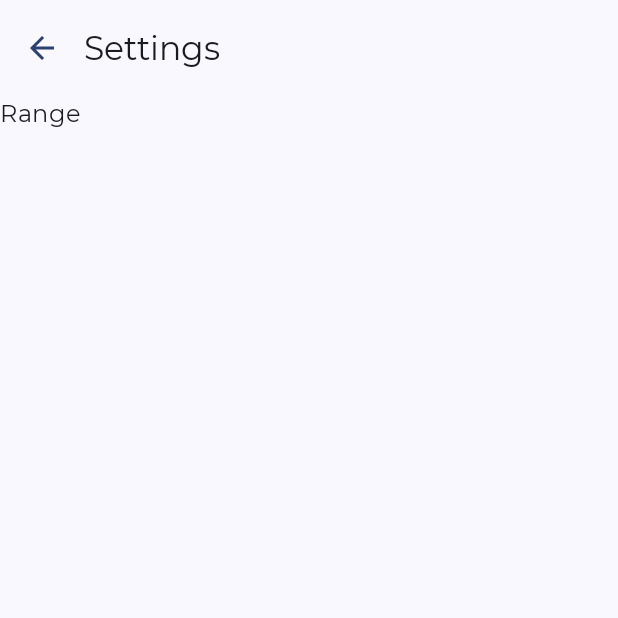
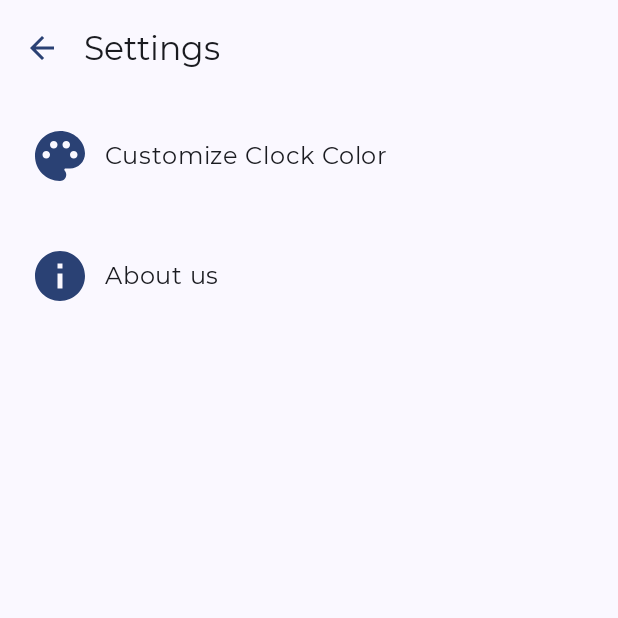
Before and after one commit to Elisszta/android_project, an Android app built with Jetpack Compose: the SettingPage screen opened through its navigation route, on a phone screen of 412 x 824 dp, the top half of it. Run offline under Robolectric (Android 15) with nearby library versions, the phone set to English and light mode, and no system bars; our stand-ins replace window size class.

Commit message:
settings partly done

```diff
--- a/EveryClocked/app/src/main/java/com/everyclocked/home/MainPage.kt
+++ b/EveryClocked/app/src/main/java/com/everyclocked/home/MainPage.kt
@@ -136,7 +136,6 @@ fun MainPage(
             floatingActionButton = {
                 FloatingActionButton(onClick = {
                     newMissionCreate.value = true
-
                 }) {
                     Icon(Icons.Filled.Add, contentDescription = null)
                 }
--- a/EveryClocked/app/src/main/java/com/everyclocked/home/NewMissionDialog.kt
+++ b/EveryClocked/app/src/main/java/com/everyclocked/home/NewMissionDialog.kt
@@ -1,8 +1,11 @@
 package com.everyclocked.home
 
+import androidx.compose.foundation.background
+import androidx.compose.foundation.layout.Box
 import androidx.compose.foundation.layout.Column
 import androidx.compose.foundation.layout.Row
 import androidx.compose.foundation.layout.padding
+import androidx.compose.foundation.shape.RoundedCornerShape
 import androidx.compose.foundation.text.KeyboardOptions
 import androidx.compose.material3.AlertDialog
 import androidx.compose.material3.Button
@@ -29,10 +32,15 @@ fun NewMissionDialog(
     newMission: MutableState<Mission?>
 ) {
     AlertDialog(
+        modifier = Modifier.background(
+            color = MaterialTheme.colorScheme.background,
+            shape = RoundedCornerShape(8.dp)),
         onDismissRequest = { showDialog.value = false },
         properties = DialogProperties(dismissOnBackPress = true, dismissOnClickOutside = true),
     ) {
-        Column() {
+        Column(
+            modifier = Modifier.padding(8.dp)
+        ) {
             Text(
                 text = "New mission's name and desired duration",
                 style = MaterialTheme.typography.titleMedium,
--- /dev/null
+++ b/EveryClocked/app/src/main/java/com/everyclocked/settings/AboutUsDialog.kt
@@ -0,0 +1,28 @@
+package com.everyclocked.settings
+
+import androidx.compose.foundation.background
+import androidx.compose.foundation.layout.Box
+import androidx.compose.foundation.shape.RoundedCornerShape
+import androidx.compose.material3.AlertDialog
+import androidx.compose.material3.ExperimentalMaterial3Api
+import androidx.compose.material3.MaterialTheme
+import androidx.compose.runtime.Composable
+import androidx.compose.runtime.MutableState
+import androidx.compose.ui.Modifier
+import androidx.compose.ui.graphics.Color
+import androidx.compose.ui.unit.dp
+import androidx.compose.ui.window.DialogProperties
+
+@OptIn(ExperimentalMaterial3Api::class)
+@Composable
+fun AboutUs(showDialog: MutableState<Boolean>) {
+    AlertDialog(
+        modifier = Modifier.background(
+            color = MaterialTheme.colorScheme.background,
+            shape = RoundedCornerShape(8.dp)),
+        onDismissRequest = { showDialog.value = false },
+        properties = DialogProperties(dismissOnBackPress = true, dismissOnClickOutside = true),
+    ) {
+
+    }
+}
--- a/EveryClocked/app/src/main/java/com/everyclocked/settings/SettingPage.kt
+++ b/EveryClocked/app/src/main/java/com/everyclocked/settings/SettingPage.kt
@@ -2,15 +2,21 @@ package com.everyclocked.settings
 
 import android.annotation.SuppressLint
 import android.content.res.Configuration
+import androidx.compose.foundation.clickable
 import androidx.compose.foundation.layout.Column
 import androidx.compose.foundation.layout.Row
+import androidx.compose.foundation.layout.Spacer
 import androidx.compose.foundation.layout.fillMaxSize
 import androidx.compose.foundation.layout.fillMaxWidth
 import androidx.compose.foundation.layout.height
 import androidx.compose.foundation.layout.padding
+import androidx.compose.foundation.layout.size
+import androidx.compose.foundation.layout.width
 import androidx.compose.material.icons.Icons
 import androidx.compose.material.icons.filled.ArrowBack
+import androidx.compose.material.icons.filled.Info
 import androidx.compose.material.icons.filled.MoreVert
+import androidx.compose.material.icons.filled.Palette
 import androidx.compose.material3.ExperimentalMaterial3Api
 import androidx.compose.material3.Icon
 import androidx.compose.material3.IconButton
@@ -19,7 +25,11 @@ import androidx.compose.material3.Scaffold
 import androidx.compose.material3.Surface
 import androidx.compose.material3.TopAppBar
 import androidx.compose.material3.Text
+import androidx.compose.material3.rememberBottomSheetScaffoldState
 import androidx.compose.runtime.Composable
+import androidx.compose.runtime.mutableStateOf
+import androidx.compose.runtime.remember
+import androidx.compose.ui.Alignment
 import androidx.compose.ui.Modifier
 import androidx.compose.ui.graphics.Color
 import androidx.compose.ui.res.painterResource
@@ -32,6 +42,82 @@ import com.everyclocked.ui.theme.EveryClockedTheme
 @OptIn(ExperimentalMaterial3Api::class)
 @Composable
 fun SettingPage() {
+    val showAbout = remember{
+        mutableStateOf(false)
+    }
+    Scaffold(
+        topBar = {
+            TopAppBar(
+                title = {
+                    Text("Settings")
+                },
+                navigationIcon = {
+                    IconButton(onClick = {  }) {
+                        Icon(
+                            Icons.Filled.ArrowBack,
+                            contentDescription = null,
+                            tint = MaterialTheme.colorScheme.primary
+                        )
+                    }
+                }
+                )
+        },
+    ) {
+        Column(
+            modifier = Modifier
+                .fillMaxWidth()
+                .padding(it)
+        ) {
+            Row(
+                verticalAlignment = Alignment.CenterVertically,
+                modifier = Modifier
+                    .fillMaxWidth()
+                    .height(80.dp)
+                    .clickable {
+                        /*TODO*/
+                    },
+            ){
+                Spacer(Modifier.width(20.dp))
+                Icon(
+                    Icons.Filled.Palette,
+                    contentDescription = null,
+                    tint = MaterialTheme.colorScheme.primary,
+                    modifier = Modifier.size(40.dp)
+                )
+                Spacer(Modifier.width(10.dp))
+                Text(
+                    text = "Customize Clock Color",
+                )
+            }
+            Row(
+                verticalAlignment = Alignment.CenterVertically,
+                modifier = Modifier
+                    .fillMaxWidth()
+                    .height(80.dp)
+                    .clickable {
+                        /*TODO*/
+                    },
+            ) {
+                Spacer(Modifier.width(20.dp))
+                Icon(
+                    Icons.Filled.Info,
+                    contentDescription = null,
+                    tint = MaterialTheme.colorScheme.primary,
+                    modifier = Modifier.size(40.dp)
+                )
+                Spacer(Modifier.width(10.dp))
+                Text(
+                    text = "About us",
+                )
+            }
+        }
+    }
+}
+
+
+@OptIn(ExperimentalMaterial3Api::class)
+@Composable
+fun ColorSettings() {
     Scaffold(
         topBar = {
             TopAppBar(
@@ -41,23 +127,16 @@ fun SettingPage() {
                 navigationIcon = {
                     IconButton(onClick = { /*TODO*/ }) {
                         Icon(
-                            Icons.Filled.ArrowBack, contentDescription = null,
+                            Icons.Filled.ArrowBack,
+                            contentDescription = null,
                             tint = MaterialTheme.colorScheme.primary
                         )
                     }
                 }
-                )
+            )
         },
     ) {
-        Column(
-            modifier = Modifier.fillMaxWidth().padding(it)
-        ) {
-            Row(
-                Modifier.fillMaxWidth().height(80.dp)
-            ){
-                Text("Range")
-            }
-        }
+        it
     }
 }
 
```
